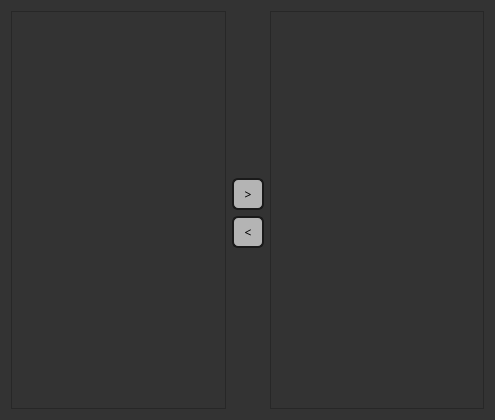
Above: multibench/widgets/groupmanager.ui from IlyaZh/Maiman-MCBS before the change. Below: the same form after it.
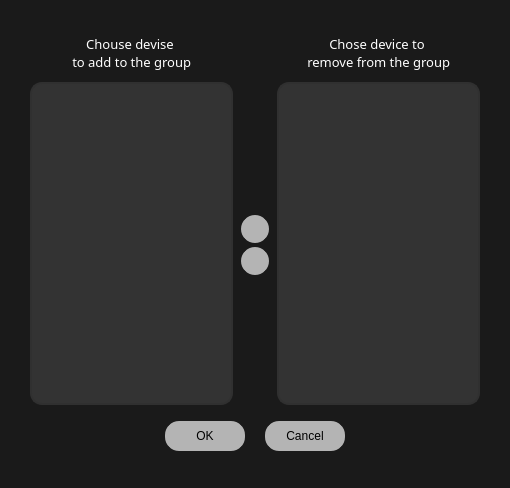
That is the form after the change. Icons and pictures are not drawn.

```diff
--- a/multibench/widgets/groupmanager.ui
+++ b/multibench/widgets/groupmanager.ui
@@ -6,21 +6,201 @@
    <rect>
     <x>0</x>
     <y>0</y>
-    <width>495</width>
-    <height>420</height>
+    <width>510</width>
+    <height>488</height>
    </rect>
   </property>
+  <property name="sizePolicy">
+   <sizepolicy hsizetype="Minimum" vsizetype="Minimum">
+    <horstretch>0</horstretch>
+    <verstretch>0</verstretch>
+   </sizepolicy>
+  </property>
+  <property name="minimumSize">
+   <size>
+    <width>0</width>
+    <height>420</height>
+   </size>
+  </property>
   <property name="windowTitle">
    <string>Dialog</string>
   </property>
   <property name="styleSheet">
-   <string notr="true">* {	
-	background: rgb(51,51,51);
+   <string notr="true">
+	background: #1A1A1A;
 	color: rgb(255, 255, 255);
-}</string>
+</string>
   </property>
   <layout class="QGridLayout" name="gridLayout">
-   <item row="1" column="1">
+   <property name="leftMargin">
+    <number>30</number>
+   </property>
+   <property name="topMargin">
+    <number>30</number>
+   </property>
+   <property name="rightMargin">
+    <number>30</number>
+   </property>
+   <property name="bottomMargin">
+    <number>30</number>
+   </property>
+   <property name="verticalSpacing">
+    <number>9</number>
+   </property>
+   <item row="1" column="0" rowspan="4">
+    <layout class="QVBoxLayout" name="DevicesLayout">
+     <property name="spacing">
+      <number>6</number>
+     </property>
+     <property name="sizeConstraint">
+      <enum>QLayout::SetFixedSize</enum>
+     </property>
+     <item>
+      <widget class="QLabel" name="label_2">
+       <property name="sizePolicy">
+        <sizepolicy hsizetype="Minimum" vsizetype="Minimum">
+         <horstretch>0</horstretch>
+         <verstretch>0</verstretch>
+        </sizepolicy>
+       </property>
+       <property name="minimumSize">
+        <size>
+         <width>200</width>
+         <height>46</height>
+        </size>
+       </property>
+       <property name="maximumSize">
+        <size>
+         <width>200</width>
+         <height>46</height>
+        </size>
+       </property>
+       <property name="font">
+        <font>
+         <family>Poppins</family>
+         <pointsize>10</pointsize>
+        </font>
+       </property>
+       <property name="styleSheet">
+        <string notr="true"/>
+       </property>
+       <property name="text">
+        <string>Chouse devise 
+ to add to the group</string>
+       </property>
+       <property name="textFormat">
+        <enum>Qt::AutoText</enum>
+       </property>
+       <property name="scaledContents">
+        <bool>false</bool>
+       </property>
+       <property name="alignment">
+        <set>Qt::AlignCenter</set>
+       </property>
+       <property name="wordWrap">
+        <bool>false</bool>
+       </property>
+       <property name="indent">
+        <number>-1</number>
+       </property>
+       <property name="openExternalLinks">
+        <bool>false</bool>
+       </property>
+      </widget>
+     </item>
+     <item>
+      <widget class="QScrollArea" name="DevicesScroll">
+       <property name="minimumSize">
+        <size>
+         <width>200</width>
+         <height>320</height>
+        </size>
+       </property>
+       <property name="styleSheet">
+        <string notr="true">#DevicesScroll{
+background-color: #333333;
+border-radius: 12px;
+border: 2px solid #303030;
+}</string>
+       </property>
+       <property name="widgetResizable">
+        <bool>true</bool>
+       </property>
+       <widget class="QWidget" name="scrollAreaDevice">
+        <property name="geometry">
+         <rect>
+          <x>0</x>
+          <y>0</y>
+          <width>196</width>
+          <height>317</height>
+         </rect>
+        </property>
+        <property name="minimumSize">
+         <size>
+          <width>180</width>
+          <height>300</height>
+         </size>
+        </property>
+        <property name="styleSheet">
+         <string notr="true">
+background-color: #333333;
+border-radius: 12px;
+border: 2px
+</string>
+        </property>
+       </widget>
+      </widget>
+     </item>
+    </layout>
+   </item>
+   <item row="4" column="1">
+    <spacer name="verticalSpacer_2">
+     <property name="orientation">
+      <enum>Qt::Vertical</enum>
+     </property>
+     <property name="sizeHint" stdset="0">
+      <size>
+       <width>20</width>
+       <height>40</height>
+      </size>
+     </property>
+    </spacer>
+   </item>
+   <item row="5" column="0" colspan="3">
+    <widget class="QDialogButtonBox" name="buttonBox">
+     <property name="sizePolicy">
+      <sizepolicy hsizetype="Expanding" vsizetype="Fixed">
+       <horstretch>0</horstretch>
+       <verstretch>0</verstretch>
+      </sizepolicy>
+     </property>
+     <property name="styleSheet">
+      <string notr="true">QPushButton {
+border: 2px solid #1A1A1A;
+border-radius: 16px; 
+color: rgb(0,0,0); 
+background: rgb(180,180,180); 
+width: 80px;
+height: 30px;
+margin: 5px;
+}
+
+QPushButton:hover{
+	background-color: rgb(51, 51, 51);
+}</string>
+     </property>
+     <property name="orientation">
+      <enum>Qt::Horizontal</enum>
+     </property>
+     <property name="standardButtons">
+      <set>QDialogButtonBox::Cancel|QDialogButtonBox::Ok</set>
+     </property>
+     <property name="centerButtons">
+      <bool>true</bool>
+     </property>
+    </widget>
+   </item>
+   <item row="3" column="1">
     <layout class="QVBoxLayout" name="verticalLayout">
      <item>
       <widget class="QPushButton" name="CreateGroup">
@@ -48,15 +228,29 @@
         </font>
        </property>
        <property name="styleSheet">
-        <string notr="true">                                   
-border: 2px solid rgb(26,26,26); 
-border-radius: 6px; 
+        <string notr="true">QPushButton {
+border: 2px solid #1A1A1A;
+border-radius: 16px; 
 color: rgb(0,0,0); 
 background: rgb(180,180,180); 
-                                   </string>
+}
+
+QPushButton:hover{
+	background-color: rgb(51, 51, 51);
+}</string>
        </property>
        <property name="text">
-        <string>&gt;</string>
+        <string/>
+       </property>
+       <property name="icon">
+        <iconset resource="../resources.qrc">
+         <normaloff>:/resources/images/LightIconControlMask-Hide.png</normaloff>:/resources/images/LightIconControlMask-Hide.png</iconset>
+       </property>
+       <property name="iconSize">
+        <size>
+         <width>8</width>
+         <height>8</height>
+        </size>
        </property>
       </widget>
      </item>
@@ -86,33 +280,122 @@
         </font>
        </property>
        <property name="styleSheet">
-        <string notr="true">border: 2px solid rgb(26,26,26); 
-border-radius: 6px; 
+        <string notr="true">QPushButton {
+border: 2px solid #1A1A1A;
+border-radius: 16px; 
 color: rgb(0,0,0); 
-background: rgb(180,180,180); </string>
+background: rgb(180,180,180); 
+}
+
+QPushButton:hover{
+	background-color: rgb(51, 51, 51);
+}</string>
        </property>
        <property name="text">
-        <string>&lt;</string>
+        <string/>
+       </property>
+       <property name="icon">
+        <iconset resource="../resources.qrc">
+         <normaloff>:/resources/images/LightIconControlMask-Show.png</normaloff>:/resources/images/LightIconControlMask-Show.png</iconset>
+       </property>
+       <property name="iconSize">
+        <size>
+         <width>8</width>
+         <height>8</height>
+        </size>
        </property>
       </widget>
      </item>
     </layout>
    </item>
-   <item row="0" column="1">
-    <spacer name="verticalSpacer">
-     <property name="orientation">
-      <enum>Qt::Vertical</enum>
+   <item row="1" column="2" rowspan="4">
+    <layout class="QVBoxLayout" name="GroupsLayout">
+     <property name="spacing">
+      <number>6</number>
      </property>
-     <property name="sizeHint" stdset="0">
-      <size>
-       <width>20</width>
-       <height>40</height>
-      </size>
-     </property>
-    </spacer>
+     <item>
+      <widget class="QLabel" name="label">
+       <property name="minimumSize">
+        <size>
+         <width>200</width>
+         <height>46</height>
+        </size>
+       </property>
+       <property name="maximumSize">
+        <size>
+         <width>200</width>
+         <height>46</height>
+        </size>
+       </property>
+       <property name="font">
+        <font>
+         <family>Poppins</family>
+         <pointsize>10</pointsize>
+        </font>
+       </property>
+       <property name="styleSheet">
+        <string notr="true"/>
+       </property>
+       <property name="text">
+        <string>Chose device to 
+ remove from the group</string>
+       </property>
+       <property name="alignment">
+        <set>Qt::AlignCenter</set>
+       </property>
+       <property name="wordWrap">
+        <bool>true</bool>
+       </property>
+       <property name="margin">
+        <number>0</number>
+       </property>
+      </widget>
+     </item>
+     <item>
+      <widget class="QScrollArea" name="GroupsScroll">
+       <property name="minimumSize">
+        <size>
+         <width>200</width>
+         <height>320</height>
+        </size>
+       </property>
+       <property name="styleSheet">
+        <string notr="true">#GroupsScroll{
+background-color: #333333;
+border-radius: 12px;
+border: 2px solid #303030;
+}</string>
+       </property>
+       <property name="widgetResizable">
+        <bool>true</bool>
+       </property>
+       <widget class="QWidget" name="scrollAreaGroup">
+        <property name="geometry">
+         <rect>
+          <x>0</x>
+          <y>0</y>
+          <width>196</width>
+          <height>317</height>
+         </rect>
+        </property>
+        <property name="minimumSize">
+         <size>
+          <width>180</width>
+          <height>300</height>
+         </size>
+        </property>
+        <property name="styleSheet">
+         <string notr="true">background-color: #333333;
+border-radius: 12px;
+border: 2px</string>
+        </property>
+       </widget>
+      </widget>
+     </item>
+    </layout>
    </item>
    <item row="2" column="1">
-    <spacer name="verticalSpacer_2">
+    <spacer name="verticalSpacer">
      <property name="orientation">
       <enum>Qt::Vertical</enum>
      </property>
@@ -124,39 +407,21 @@
      </property>
     </spacer>
    </item>
-   <item row="0" column="0" rowspan="3">
-    <widget class="QScrollArea" name="DevicesScroll">
-     <property name="widgetResizable">
-      <bool>true</bool>
+   <item row="1" column="1">
+    <spacer name="verticalSpacer_3">
+     <property name="orientation">
+      <enum>Qt::Vertical</enum>
      </property>
-     <widget class="QWidget" name="scrollAreaDevice">
-      <property name="geometry">
-       <rect>
-        <x>0</x>
-        <y>0</y>
-        <width>214</width>
-        <height>400</height>
-       </rect>
-      </property>
-     </widget>
-    </widget>
-   </item>
-   <item row="0" column="2" rowspan="3">
-    <widget class="QScrollArea" name="GroupsScroll">
-     <property name="widgetResizable">
-      <bool>true</bool>
+     <property name="sizeType">
+      <enum>QSizePolicy::Fixed</enum>
      </property>
-     <widget class="QWidget" name="scrollAreaGroup">
-      <property name="geometry">
-       <rect>
-        <x>0</x>
-        <y>0</y>
-        <width>213</width>
-        <height>400</height>
-       </rect>
-      </property>
-     </widget>
-    </widget>
+     <property name="sizeHint" stdset="0">
+      <size>
+       <width>20</width>
+       <height>46</height>
+      </size>
+     </property>
+    </spacer>
    </item>
   </layout>
  </widget>
```
Left out of the diff: 4 changed lines with no effect on the pictures.
